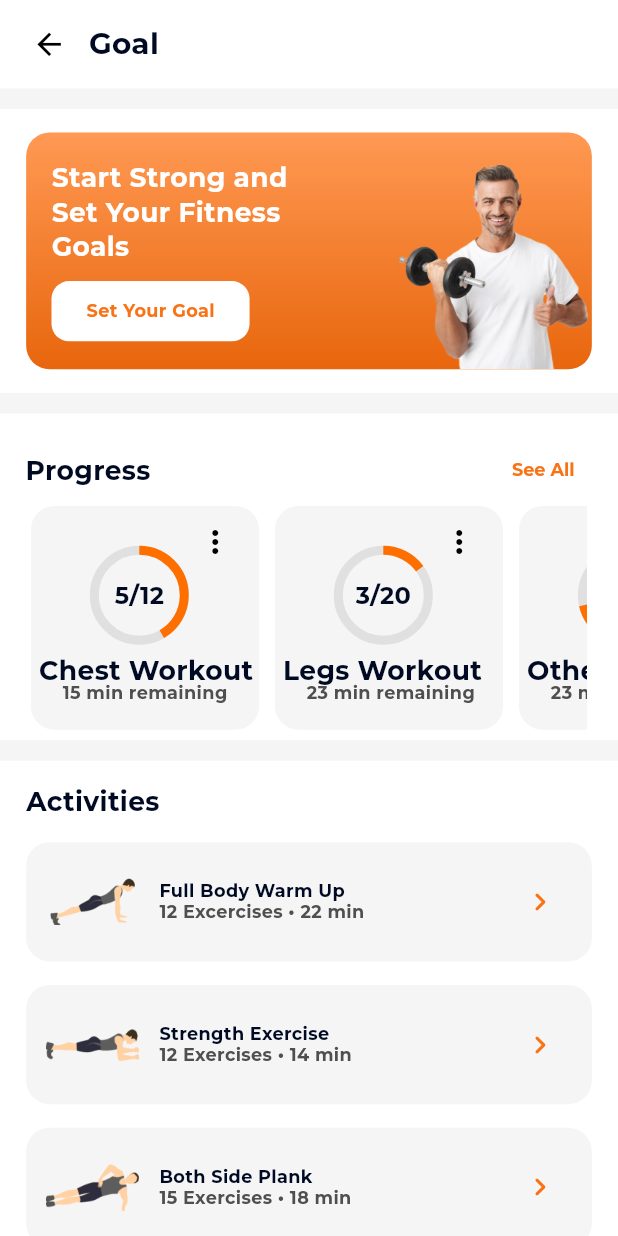
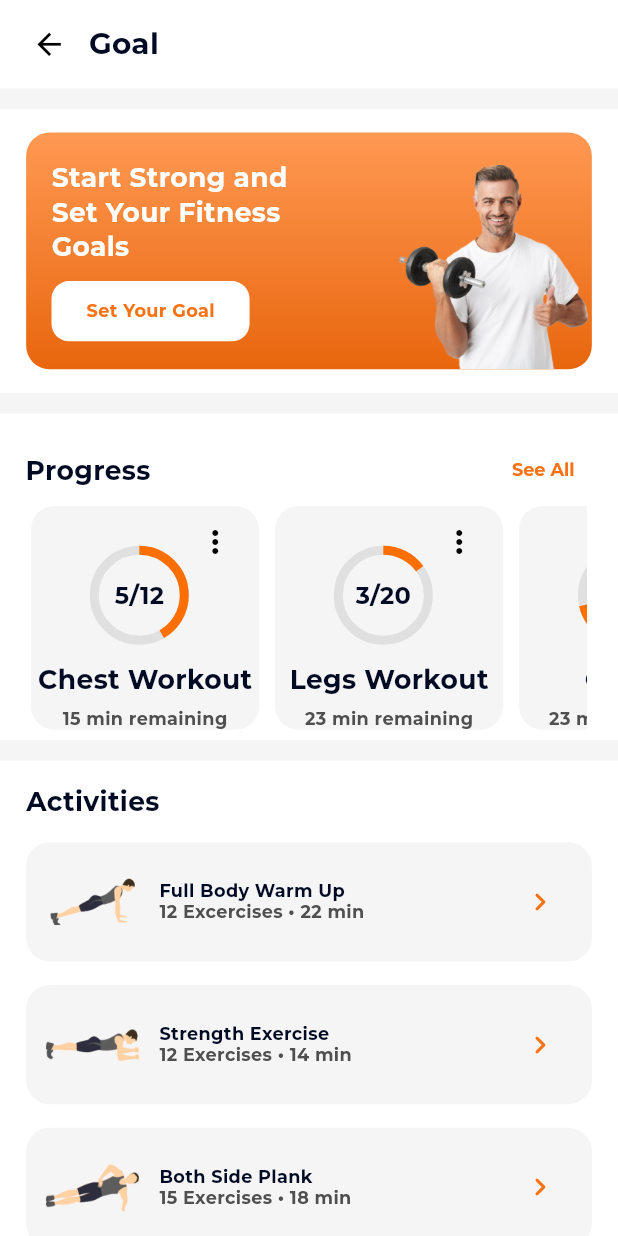
Before and after one commit to AAShayon/fitness_tracking_app, a Flutter app: the Statistics screen opened by its route, on a phone screen of 412 x 824 dp. Run offline on Flutter 3.47's test engine with Material 3 defaults, Android fonts, the phone set to English and light mode, and no system bars; our stand-ins replace carousel_slider, device_preview, dio, dots_indicator, easy_localization, fl_chart and 4 more; missing offline and left inert: any_image_view; accounts and stored records are empty; project files that could hold a hidden picture were left out.

Commit message:
language--Succesfully fix and Implemented in ui ,for responsive test purpose adding Device Privew

```diff
--- a/lib/modules/home/view/home.dart
+++ b/lib/modules/home/view/home.dart
@@ -57,7 +57,7 @@ class _HomeState extends State {
                                 children: [
                                   RichText(
                                     text: TextSpan(
-                                      text: "Hello!".tr(),
+                                      text: "Hello! ".tr(),
                                       style: TextStyle(
                                         fontSize: 16.sp,
                                         fontWeight: FontWeight.normal,
@@ -77,7 +77,7 @@ class _HomeState extends State {
                                   ),
                                   SizedBox(height: 4.h),
                                   Text(
-                                    AppHelperFunctions.getFormattedDate(context, DateTime.now()),
+                                    AppHelperFunctions.getFormattedDate(context, DateTime.now()).tr(),
                                     style: TextStyle(
                                       fontSize: 12.sp,
                                       color: AppColors.customGray,
--- a/lib/modules/home/view/widgets/daily_activities.dart
+++ b/lib/modules/home/view/widgets/daily_activities.dart
@@ -1,3 +1,5 @@
+import 'package:easy_localization/easy_localization.dart';
+import 'package:fitness_tracking_app/main.dart';
 import 'package:fitness_tracking_app/modules/home/view/widgets/slider.dart';
 import 'package:fitness_tracking_app/utils/constant/colors.dart';
 import 'package:fitness_tracking_app/utils/theme/custom_themes/text_themes.dart';
@@ -26,13 +28,13 @@ class DailyActivities extends StatelessWidget {
                   mainAxisAlignment: MainAxisAlignment.spaceBetween,
                   children: [
                     Text(
-                      'Daily Activities',
+                      'Daily Activities'.tr(),
                       style: AppTextTheme.myAppText20(AppColors.textPrimary),
                     ),
                     TextButton(
                         onPressed: () {},
                         child: Text(
-                          'See all',
+                          'See all'.tr(),
                           style:
                               AppTextTheme.myAppText14(AppColors.vibrantOrange),
                         ))
--- a/lib/modules/home/view/widgets/statistics_progress.dart
+++ b/lib/modules/home/view/widgets/statistics_progress.dart
@@ -1,4 +1,6 @@
 import 'package:any_image_view/any_image_view.dart';
+import 'package:easy_localization/easy_localization.dart';
+import 'package:fitness_tracking_app/main.dart';
 import 'package:fitness_tracking_app/modules/home/view/widgets/custom_linear_progress_indicator.dart';
 import 'package:fitness_tracking_app/modules/home/view/widgets/heart_rate_card.dart';
 import 'package:fitness_tracking_app/utils/constant/colors.dart';
@@ -24,8 +26,8 @@ class StatisticsProgress extends StatelessWidget {
           Row(
             mainAxisAlignment: MainAxisAlignment.spaceBetween,
             children: [
-              Text('Your statistics',style: AppTextTheme.myAppText20(AppColors.textPrimary),),
-              TextButton(onPressed: (){}, child: Text('See all',style: AppTextTheme.myAppText16(AppColors.vibrantOrange),))
+              Text('Your statistics'.tr(),style: AppTextTheme.myAppText20(AppColors.textPrimary),),
+              TextButton(onPressed: (){}, child: Text('See all'.tr(),style: AppTextTheme.myAppText16(AppColors.vibrantOrange),))
             ],
           ),
           SizedBox(height:10.h),
--- a/lib/modules/profile/view/widgets/user_setting.dart
+++ b/lib/modules/profile/view/widgets/user_setting.dart
@@ -319,7 +319,6 @@ class UserSetting extends StatelessWidget {
                               onChanged: (Locale? value) {
                                 if (value != null) {
                                   context.setLocale(value); // Change language to English
-                                  AppHelperFunctions.showAlert(context, 'Error', 'Not properly implement\nWill Work in Future', AppColors.white);
                                 }
                               },
                             ),
@@ -336,7 +335,6 @@ class UserSetting extends StatelessWidget {
                               onChanged: (Locale? value) {
                                 if (value != null) {
                                   context.setLocale(value); // Change language to Bangla
-                                  AppHelperFunctions.showAlert(context, 'Error', 'Not properly implement\nWill Work in Future', AppColors.white);
                                 }
                               },
                             ),
--- a/lib/modules/statistics/view/statistics.dart
+++ b/lib/modules/statistics/view/statistics.dart
@@ -1,3 +1,5 @@
+import 'package:easy_localization/easy_localization.dart';
+import 'package:fitness_tracking_app/main.dart';
 import 'package:fitness_tracking_app/modules/home/viewModel/home_view_model.dart';
 import 'package:fitness_tracking_app/modules/statistics/view/widget/circular_progress_indicator.dart';
 import 'package:fitness_tracking_app/modules/statistics/view/widget/goal_progress_statistics.dart';
@@ -45,7 +47,7 @@ class Statistics extends StatelessWidget {
                                 ),
                               ),
                               SizedBox(width: 10.w,),
-                              Text('Goal',style: AppTextTheme.myAppText20(const Color(0xff000B23)),),
+                              Text('Goal'.tr(),style: AppTextTheme.myAppText20(const Color(0xff000B23)),),
                             ],
                           ),
                         ],
@@ -143,7 +145,7 @@ class Statistics extends StatelessWidget {
                       Row(
                         mainAxisAlignment: MainAxisAlignment.spaceBetween,
                         children: [
-                          Text('Progress',style: AppTextTheme.myAppText18(AppColors.textColorBlack),),
+                          Text('Progress'.tr(),style: AppTextTheme.myAppText18(AppColors.textColorBlack),),
                           TextButton(onPressed: (){}, child: Text('See All',style: AppTextTheme.myAppText12(AppColors.vibrantOrange),)),
                         ],
                       ),
@@ -174,7 +176,7 @@ class Statistics extends StatelessWidget {
                     crossAxisAlignment: CrossAxisAlignment.start,
                     children: [
                       SizedBox(height: 16.h,),
-                      Text('Activities',style: AppTextTheme.myAppText18(AppColors.textColorBlack),),
+                      Text('Activities'.tr(),style: AppTextTheme.myAppText18(AppColors.textColorBlack),),
                       SizedBox(height: 16.h,),
                       const ActivitiesVerticalCard(image: 'assets/app_icon_images/full_body_warm_up.png',workoutName: 'Full Body Warm Up',remaining: '12 Excercises • 22 min',),
                       SizedBox(height: 16.h,),
@@ -193,24 +195,6 @@ class Statistics extends StatelessWidget {
                 ),
               ),
               Container(height: 16.h,color: AppColors.accent,),
-              // Container(
-              //   height: 316.h,
-              //   width: 390.w,
-              //   color: Colors.white,
-              //   child: Padding(padding: EdgeInsets.symmetric(horizontal: 16.5.w),
-              //   child: Column(
-              //     children: [
-              //       Row(
-              //         mainAxisAlignment: MainAxisAlignment.spaceBetween,
-              //         children: [
-              //           Text('Goal Progress',style: AppTextTheme.myAppText18(AppColors.textColorBlack),),
-              //          DropdownButton(onPressed: (){}, child: Text('See All',style: AppTextTheme.myAppText12(AppColors.vibrantOrange),)),
-              //         ],
-              //       ),
-              //     ],
-              //   ),
-              //   ),
-              // )
               const GoalProgress(),
             ],
           ),
@@ -283,12 +267,29 @@ class ProgressCustomCard extends StatelessWidget {
         children: [
           Positioned(right: 5.w,child: IconButton(onPressed: (){}, icon: const Icon(Icons.more_vert))),
           Positioned(top: 30.h,left: 40.w,child: CircularProgress(current: current,total: total,)),
-          Positioned(
-          top: 100.h,left: 5.w
-          ,child: Text(itemName,style: AppTextTheme.myAppText18(AppColors.textColorBlack),)),
-          Positioned(
-            top: 120.h,left: 20.w,
-              child: Text(remainingTime,style: AppTextTheme.myAppText12(AppColors.darkerGrey),))
+          // Positioned(
+          // top: 100.h,left: 20.w,
+          // child: Center(child: Text(itemName,style: AppTextTheme.myAppText18(AppColors.textColorBlack),))),
+          // Positioned(
+          //   top: 120.h,left: 20.w,
+          //     child: Text(remainingTime,style: AppTextTheme.myAppText12(AppColors.darkerGrey),))
+          Align(
+            alignment: Alignment.bottomCenter, // Centering horizontally and vertically
+            child: Column(
+              mainAxisSize: MainAxisSize.min,
+              children: [
+                Text(
+                  itemName,
+                  style: AppTextTheme.myAppText18(AppColors.textColorBlack),
+                ),
+                SizedBox(height: 8.h), // Add space between the itemName and remainingTime
+                Text(
+                  remainingTime,
+                  style: AppTextTheme.myAppText12(AppColors.darkerGrey),
+                ),
+              ],
+            ),
+          ),
         ],
       ),
     );
```
Also changed, not shown: lib/main.dart (+9 -1 lines), lib/model/service/localization/language/bn.json (+28 -2 lines), lib/model/service/localization/language/en.json (+28 -2 lines), lib/modules/activity/view/activity.dart (+9 -7 lines), lib/modules/home/view/widgets/goals.dart (+5 -3 lines), lib/modules/profile/view/profile.dart (+9 -11 lines), lib/modules/statistics/view/widget/goal_progress_statistics.dart (+13 -12 lines), lib/utils/constant/app_utility_helper.dart (+15 -1 lines).
